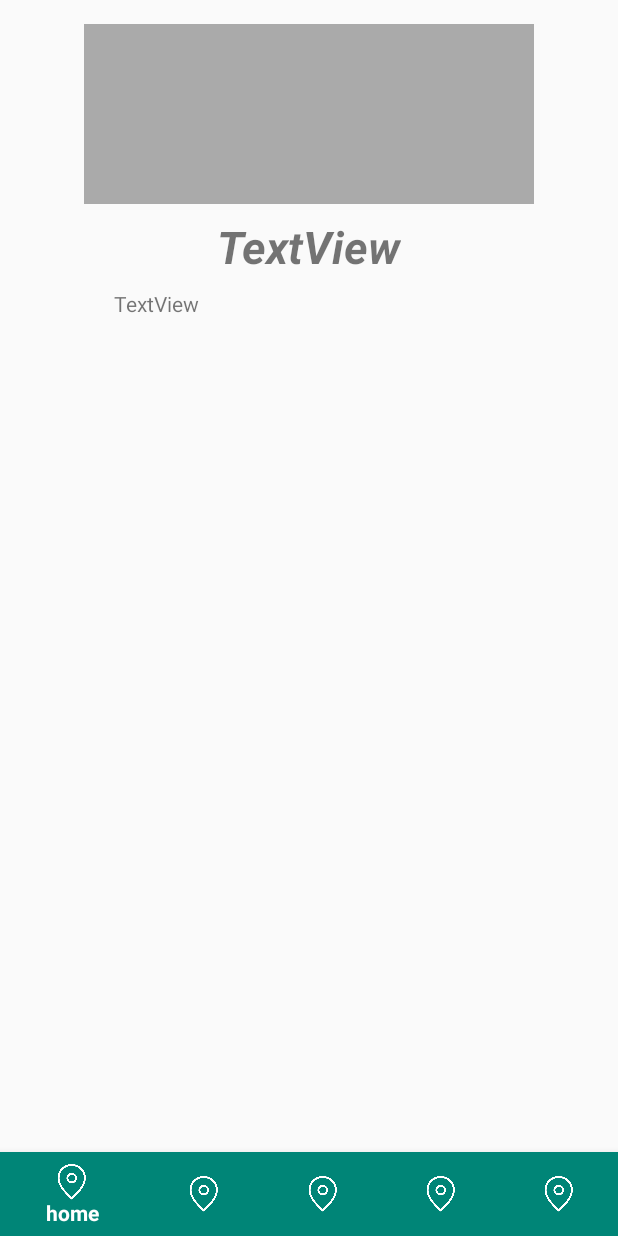
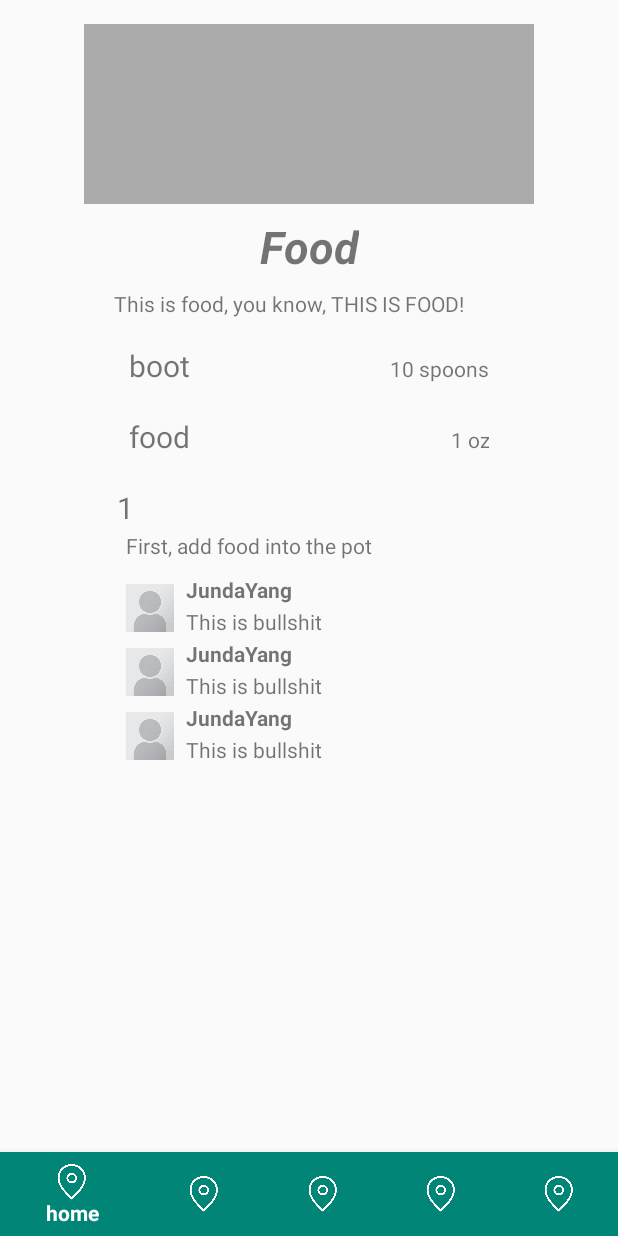
Before and after one commit to limu1928/RecipeHub, an Android app: the fragment RecipeFragment placed in its activity, after a tap on an icon or button, on a phone screen of 412 x 824 dp. Run offline under Robolectric (Android 15) with nearby library versions, the phone set to English and light mode, and no system bars; 6 statements that could not run were skipped.

Commit message:
Frame of Recipe Page
+Frame of Recipe Page

```diff
--- /dev/null
+++ b/app/src/main/java/edu/neu/recipehub/fragments/IngredientsAdapter.java
@@ -0,0 +1,66 @@
+package edu.neu.recipehub.fragments;
+
+import android.support.v7.widget.RecyclerView;
+import android.view.LayoutInflater;
+import android.view.View;
+import android.view.ViewGroup;
+import android.widget.TextView;
+
+import java.util.ArrayList;
+import java.util.List;
+import java.util.Map;
+
+import edu.neu.recipehub.R;
+
+public class IngredientsAdapter extends RecyclerView.Adapter<IngredientsAdapter.ViewHolder> {
+    private List<Map.Entry<String,String>> mIngredients;
+
+    // Provide a reference to the views for each data item
+    // Complex data items may need more than one view per item, and
+    // you provide access to all the views for a data item in a view holder
+    public static class ViewHolder extends RecyclerView.ViewHolder {
+        // each data item is just a string in this case
+        public TextView mIngredientTextView;
+        public TextView mAmountTextView;
+        public ViewHolder(View view) {
+            super(view);
+            mIngredientTextView = view.findViewById(R.id.ingredientTextView);
+            mAmountTextView = view.findViewById(R.id.ingredientAmountTextView);
+        }
+    }
+
+    // Provide a suitable constructor (depends on the kind of dataset)
+    public IngredientsAdapter(Map<String,String> ingredients) {
+        mIngredients = new ArrayList<>();
+        mIngredients.addAll(ingredients.entrySet());
+    }
+
+    // Create new views (invoked by the layout manager)
+    @Override
+    public ViewHolder onCreateViewHolder(ViewGroup parent,
+                                         int viewType) {
+        // create a new view
+        View view = LayoutInflater.from(parent.getContext())
+                .inflate(R.layout.ingredients_recyclerview_row, parent, false);
+        //
+        ViewHolder viewHolder = new ViewHolder(view);
+        return viewHolder;
+    }
+
+    // Replace the contents of a view (invoked by the layout manager)
+    @Override
+    public void onBindViewHolder(ViewHolder holder, int position) {
+        // - get element from your dataset at this position
+        // - replace the contents of the view with that element
+        Map.Entry<String,String> entry = mIngredients.get(position);
+        holder.mIngredientTextView.setText(entry.getKey());
+        holder.mAmountTextView.setText(entry.getValue());
+
+    }
+
+    // Return the size of your dataset (invoked by the layout manager)
+    @Override
+    public int getItemCount() {
+        return mIngredients.size();
+    }
+}
--- /dev/null
+++ b/app/src/main/java/edu/neu/recipehub/fragments/InstructionsAdapter.java
@@ -0,0 +1,63 @@
+package edu.neu.recipehub.fragments;
+
+import android.support.v7.widget.RecyclerView;
+import android.view.LayoutInflater;
+import android.view.View;
+import android.view.ViewGroup;
+import android.widget.TextView;
+
+import java.util.ArrayList;
+import java.util.List;
+import java.util.Map;
+
+import edu.neu.recipehub.R;
+
+public class InstructionsAdapter extends RecyclerView.Adapter<InstructionsAdapter.ViewHolder> {
+    private List<String> mInstructions;
+
+    // Provide a reference to the views for each data item
+    // Complex data items may need more than one view per item, and
+    // you provide access to all the views for a data item in a view holder
+    public static class ViewHolder extends RecyclerView.ViewHolder {
+        // each data item is just a string in this case
+        public TextView mCounterTextView;
+        public TextView mInstructionContentTextView;
+        public ViewHolder(View view) {
+            super(view);
+            mCounterTextView = view.findViewById(R.id.counterTextView);
+            mInstructionContentTextView = view.findViewById(R.id.instructionContentTextView);
+        }
+    }
+
+    // Provide a suitable constructor (depends on the kind of dataset)
+    public InstructionsAdapter(List<String> instructions) {
+        mInstructions = new ArrayList<>(instructions);
+    }
+
+    // Create new views (invoked by the layout manager)
+    @Override
+    public ViewHolder onCreateViewHolder(ViewGroup parent,
+                                         int viewType) {
+        // create a new view
+        View view = LayoutInflater.from(parent.getContext())
+                .inflate(R.layout.instructions_recyclerview_row, parent, false);
+        //
+        ViewHolder viewHolder = new ViewHolder(view);
+        return viewHolder;
+    }
+
+    // Replace the contents of a view (invoked by the layout manager)
+    @Override
+    public void onBindViewHolder(ViewHolder holder, int position) {
+        // - get element from your dataset at this position
+        // - replace the contents of the view with that element
+        holder.mCounterTextView.setText(String.valueOf(position+1));
+        holder.mInstructionContentTextView.setText(mInstructions.get(position));
+    }
+
+    // Return the size of your dataset (invoked by the layout manager)
+    @Override
+    public int getItemCount() {
+        return mInstructions.size();
+    }
+}
--- a/app/src/main/java/edu/neu/recipehub/fragments/RecipeFragment.java
+++ b/app/src/main/java/edu/neu/recipehub/fragments/RecipeFragment.java
@@ -4,9 +4,13 @@ import android.content.Context;
 import android.net.Uri;
 import android.os.Bundle;
 import android.support.v4.app.Fragment;
+import android.support.v7.widget.LinearLayoutManager;
+import android.support.v7.widget.RecyclerView;
 import android.view.LayoutInflater;
 import android.view.View;
 import android.view.ViewGroup;
+import android.widget.ImageView;
+import android.widget.TextView;
 
 import edu.neu.recipehub.R;
 import edu.neu.recipehub.objects.Recipe;
@@ -16,7 +20,21 @@ public class RecipeFragment extends Fragment {
 
     private static final String RECIPE = "recipe";
 
+    private Recipe mRecipe;
+
     private OnFragmentInteractionListener mListener;
+
+    private ImageView mRecipePhotoImageView;
+
+    private TextView mRecipeNameTextView;
+
+    private TextView mRecipeDescriptionTextView;
+
+    private RecyclerView mIngredientsRecyclerView;
+
+    private RecyclerView mInstructionsRecyclerView;
+
+    private RecyclerView mReviewsRecyclerView;
 
     public RecipeFragment() {
         // Required empty public constructor
@@ -51,7 +69,8 @@ public class RecipeFragment extends Fragment {
         super.onStart();
         Bundle args = getArguments();
         //TODO:: THROW EXCEPTION WHEN GETTING WRONG OBJECT.
-        Recipe recipe = (Recipe)args.getSerializable(RECIPE);
+        mRecipe = (Recipe)args.getSerializable(RECIPE);
+        initializeView();
     }
 
     @Override
@@ -65,6 +84,42 @@ public class RecipeFragment extends Fragment {
         mListener = null;
     }
 
+    public void initializeView(){
+        mRecipePhotoImageView = getView().findViewById(R.id.recipePhotoImageView);
+
+        mRecipeNameTextView = getView().findViewById(R.id.recipeNameTextView);
+
+        mRecipeNameTextView.setText(mRecipe.mRecipeName);
+
+        mRecipeDescriptionTextView = getView().findViewById(R.id.recipeDescriptionTextView);
+
+        mRecipeDescriptionTextView.setText(mRecipe.mDescription);
+
+        mIngredientsRecyclerView = getView().findViewById(R.id.ingredientsRecyclerView);
+
+        IngredientsAdapter ingredientsAdapter = new IngredientsAdapter(mRecipe.mIngredients);
+
+        mIngredientsRecyclerView.setAdapter(ingredientsAdapter);
+
+        mIngredientsRecyclerView.setLayoutManager(new LinearLayoutManager(getActivity()));
+
+        mInstructionsRecyclerView = getView().findViewById(R.id.instructionsRecyclerView);
+
+        InstructionsAdapter instructionsAdapter = new InstructionsAdapter(mRecipe.mInstruction);
+
+        mInstructionsRecyclerView.setAdapter(instructionsAdapter);
+
+        mInstructionsRecyclerView.setLayoutManager(new LinearLayoutManager(getActivity(), LinearLayoutManager.HORIZONTAL, false));
+
+        mReviewsRecyclerView = getView().findViewById(R.id.reviewsRecyclerView);
+
+        ReviewsAdapter reviewsAdapter = new ReviewsAdapter(mRecipe.mReviews);
+
+        mReviewsRecyclerView.setAdapter(reviewsAdapter);
+
+        mReviewsRecyclerView.setLayoutManager(new LinearLayoutManager(getActivity()));
+    }
+
     public interface OnFragmentInteractionListener {
         // TODO: Update argument type and name
         void onFragmentInteraction(Uri uri);
--- /dev/null
+++ b/app/src/main/java/edu/neu/recipehub/fragments/ReviewsAdapter.java
@@ -0,0 +1,68 @@
+package edu.neu.recipehub.fragments;
+
+import android.media.Image;
+import android.support.v7.widget.RecyclerView;
+import android.view.LayoutInflater;
+import android.view.View;
+import android.view.ViewGroup;
+import android.widget.ImageView;
+import android.widget.TextView;
+
+import java.util.ArrayList;
+import java.util.List;
+
+import edu.neu.recipehub.R;
+import edu.neu.recipehub.objects.Review;
+
+public class ReviewsAdapter extends RecyclerView.Adapter<ReviewsAdapter.ViewHolder> {
+    private List<Review> mReviews;
+
+    // Provide a reference to the views for each data item
+    // Complex data items may need more than one view per item, and
+    // you provide access to all the views for a data item in a view holder
+    public static class ViewHolder extends RecyclerView.ViewHolder {
+        // each data item is just a string in this case
+        public ImageView mAvatarImageView;
+        public TextView mUserNameTextView;
+        public TextView mReviewContentTextView;
+        public ViewHolder(View view) {
+            super(view);
+            mAvatarImageView = view.findViewById(R.id.avatarImageView);
+            mUserNameTextView = view.findViewById(R.id.userNameTextView);
+            mReviewContentTextView = view.findViewById(R.id.reviewContentTextView);
+        }
+    }
+
+    // Provide a suitable constructor (depends on the kind of dataset)
+    public ReviewsAdapter(List<Review> reviews) {
+        mReviews = new ArrayList<>(reviews);
+    }
+
+    // Create new views (invoked by the layout manager)
+    @Override
+    public ViewHolder onCreateViewHolder(ViewGroup parent,
+                                         int viewType) {
+        // create a new view
+        View view = LayoutInflater.from(parent.getContext())
+                .inflate(R.layout.reviews_recyclerview_row, parent, false);
+        //
+        ViewHolder viewHolder = new ViewHolder(view);
+        return viewHolder;
+    }
+
+    // Replace the contents of a view (invoked by the layout manager)
+    @Override
+    public void onBindViewHolder(ViewHolder holder, int position) {
+        // - get element from your dataset at this position
+        // - replace the contents of the view with that element
+        Review review = mReviews.get(position);
+        holder.mUserNameTextView.setText(review.mUser.mUserName);
+        holder.mReviewContentTextView.setText(review.mContent);
+    }
+
+    // Return the size of your dataset (invoked by the layout manager)
+    @Override
+    public int getItemCount() {
+        return mReviews.size();
+    }
+}
--- a/app/src/main/res/layout/fragment_recipe.xml
+++ b/app/src/main/res/layout/fragment_recipe.xml
@@ -78,6 +78,7 @@
                 app:layout_constraintTop_toBottomOf="@+id/ingredientsRecyclerView" />
 
             <android.support.v7.widget.RecyclerView
+                android:id="@+id/reviewsRecyclerView"
                 android:layout_width="260dp"
                 android:layout_height="wrap_content"
                 android:layout_marginStart="8dp"
--- /dev/null
+++ b/app/src/main/res/layout/ingredients_recyclerview_row.xml
@@ -0,0 +1,22 @@
+<?xml version="1.0" encoding="utf-8"?>
+<LinearLayout
+    xmlns:android="http://schemas.android.com/apk/res/android"
+    android:layout_width="match_parent"
+    android:layout_height="wrap_content"
+    android:orientation="horizontal"
+    android:padding="10dp">
+
+    <TextView
+        android:id="@+id/ingredientTextView"
+        android:layout_width="wrap_content"
+        android:layout_height="wrap_content"
+        android:textSize="20sp" />
+
+    <TextView
+        android:id="@+id/ingredientAmountTextView"
+        android:layout_width="wrap_content"
+        android:layout_height="wrap_content"
+        android:layout_weight="1"
+        android:gravity="right" />
+
+</LinearLayout>
--- /dev/null
+++ b/app/src/main/res/layout/instructions_recyclerview_row.xml
@@ -0,0 +1,30 @@
+<?xml version="1.0" encoding="utf-8"?>
+<android.support.constraint.ConstraintLayout xmlns:android="http://schemas.android.com/apk/res/android"
+    xmlns:app="http://schemas.android.com/apk/res-auto"
+    xmlns:tools="http://schemas.android.com/tools"
+    android:layout_width="match_parent"
+    android:layout_height="wrap_content">
+
+    <TextView
+        android:id="@+id/counterTextView"
+        android:layout_width="wrap_content"
+        android:layout_height="wrap_content"
+        android:layout_marginStart="2dp"
+        android:layout_marginTop="2dp"
+        android:text="TextView"
+        android:textSize="20sp"
+        app:layout_constraintStart_toStartOf="parent"
+        app:layout_constraintTop_toTopOf="parent" />
+
+    <TextView
+        android:id="@+id/instructionContentTextView"
+        android:layout_width="0dp"
+        android:layout_height="wrap_content"
+        android:layout_marginStart="8dp"
+        android:layout_marginTop="2dp"
+        android:layout_marginEnd="8dp"
+        android:text="TextView"
+        app:layout_constraintEnd_toEndOf="parent"
+        app:layout_constraintStart_toStartOf="parent"
+        app:layout_constraintTop_toBottomOf="@+id/counterTextView" />
+</android.support.constraint.ConstraintLayout>
--- /dev/null
+++ b/app/src/main/res/layout/reviews_recyclerview_row.xml
@@ -0,0 +1,38 @@
+<?xml version="1.0" encoding="utf-8"?>
+<android.support.constraint.ConstraintLayout xmlns:android="http://schemas.android.com/apk/res/android"
+    xmlns:app="http://schemas.android.com/apk/res-auto"
+    xmlns:tools="http://schemas.android.com/tools"
+    android:layout_width="match_parent"
+    android:layout_height="wrap_content">
+
+    <ImageView
+        android:id="@+id/avatarImageView"
+        android:layout_width="32dp"
+        android:layout_height="32dp"
+        android:layout_marginStart="8dp"
+        android:layout_marginTop="8dp"
+        app:layout_constraintStart_toStartOf="parent"
+        app:layout_constraintTop_toTopOf="parent"
+        android:src="@drawable/portrait_placeholder"/>
+
+    <TextView
+        android:id="@+id/userNameTextView"
+        android:layout_width="wrap_content"
+        android:layout_height="wrap_content"
+        android:layout_marginStart="8dp"
+        android:layout_marginTop="2dp"
+        android:text="TextView"
+        android:textStyle="bold"
+        app:layout_constraintStart_toEndOf="@+id/avatarImageView"
+        app:layout_constraintTop_toTopOf="parent" />
+
+    <TextView
+        android:id="@+id/reviewContentTextView"
+        android:layout_width="wrap_content"
+        android:layout_height="wrap_content"
+        android:layout_marginStart="8dp"
+        android:layout_marginTop="2dp"
+        android:text="TextView"
+        app:layout_constraintStart_toEndOf="@+id/avatarImageView"
+        app:layout_constraintTop_toBottomOf="@+id/userNameTextView" />
+</android.support.constraint.ConstraintLayout>
```
Also changed, not shown: app/src/main/res/drawable/portrait_placeholder.png (added).
